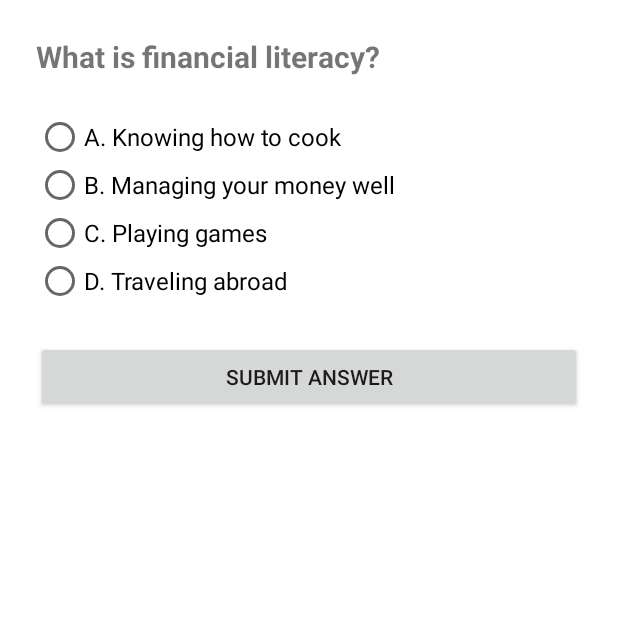
After one commit to KrzAlex/FinancialApp, an Android app: the QuizActivity screen opened directly, with no data from a screen before it, on a phone screen of 412 x 824 dp, the top half of it. The commit adds this screen. Run offline under Robolectric (Android 15) with nearby library versions, the phone set to English and light mode, and no system bars.

Commit message:
Added Start Quiz functionality and UI, Improved the UI.

```diff
--- /dev/null
+++ b/FinanceEduApp/app/src/main/java/com/example/financeeduapp/activities/QuizActivity.java
@@ -0,0 +1,63 @@
+package com.example.financeeduapp.activities;
+
+import android.os.Bundle;
+import android.widget.Button;
+import android.widget.RadioButton;
+import android.widget.RadioGroup;
+import android.widget.TextView;
+import android.widget.Toast;
+
+import androidx.appcompat.app.AppCompatActivity;
+
+import com.example.financeeduapp.R;
+
+public class QuizActivity extends AppCompatActivity {
+
+    RadioGroup radioGroup;
+    RadioButton optionA, optionB, optionC, optionD;
+    Button submitButton, showAnswerButton;
+    TextView feedbackText;
+    int correctOptionId;
+
+    @Override
+    protected void onCreate(Bundle savedInstanceState) {
+        super.onCreate(savedInstanceState);
+        setContentView(R.layout.activity_quiz);
+
+        radioGroup = findViewById(R.id.radioGroupOptions);
+        optionA = findViewById(R.id.optionA);
+        optionB = findViewById(R.id.optionB);
+        optionC = findViewById(R.id.optionC);
+        optionD = findViewById(R.id.optionD);
+        submitButton = findViewById(R.id.buttonSubmit);
+        showAnswerButton = findViewById(R.id.buttonShowAnswer);
+        feedbackText = findViewById(R.id.textFeedback);
+
+        // Set correct answer (example: B)
+        correctOptionId = R.id.optionB;
+
+        submitButton.setOnClickListener(v -> {
+            int selectedId = radioGroup.getCheckedRadioButtonId();
+
+            if (selectedId == -1) {
+                Toast.makeText(this, "Please select an answer.", Toast.LENGTH_SHORT).show();
+                return;
+            }
+
+            if (selectedId == correctOptionId) {
+                feedbackText.setText("✅ Correct!");
+                feedbackText.setTextColor(getResources().getColor(android.R.color.holo_green_dark));
+            } else {
+                feedbackText.setText("❌ Incorrect.");
+                feedbackText.setTextColor(getResources().getColor(android.R.color.holo_red_dark));
+            }
+
+            showAnswerButton.setVisibility(Button.VISIBLE);
+        });
+
+        showAnswerButton.setOnClickListener(v -> {
+            RadioButton correctOption = findViewById(correctOptionId);
+            Toast.makeText(this, "Correct Answer: " + correctOption.getText(), Toast.LENGTH_LONG).show();
+        });
+    }
+}
--- a/FinanceEduApp/app/src/main/res/layout/activity_home.xml
+++ b/FinanceEduApp/app/src/main/res/layout/activity_home.xml
@@ -47,4 +47,6 @@
         android:layout_marginBottom="12dp" />
 
 
+
+
 </LinearLayout>
--- /dev/null
+++ b/FinanceEduApp/app/src/main/res/layout/activity_quiz.xml
@@ -0,0 +1,75 @@
+<?xml version="1.0" encoding="utf-8"?>
+<LinearLayout xmlns:android="http://schemas.android.com/apk/res/android"
+    android:orientation="vertical"
+    android:padding="24dp"
+    android:layout_width="match_parent"
+    android:layout_height="match_parent"
+    android:background="@android:color/white">
+
+    <TextView
+        android:id="@+id/textQuestion"
+        android:layout_width="match_parent"
+        android:layout_height="wrap_content"
+        android:text="What is financial literacy?"
+        android:textSize="20sp"
+        android:textStyle="bold"
+        android:layout_marginBottom="24dp" />
+
+    <RadioGroup
+        android:id="@+id/radioGroupOptions"
+        android:layout_width="match_parent"
+        android:layout_height="wrap_content">
+
+        <RadioButton
+            android:id="@+id/optionA"
+            android:layout_width="match_parent"
+            android:layout_height="wrap_content"
+            android:text="A. Knowing how to cook"
+            android:textSize="16sp" />
+
+        <RadioButton
+            android:id="@+id/optionB"
+            android:layout_width="match_parent"
+            android:layout_height="wrap_content"
+            android:text="B. Managing your money well"
+            android:textSize="16sp" />
+
+        <RadioButton
+            android:id="@+id/optionC"
+            android:layout_width="match_parent"
+            android:layout_height="wrap_content"
+            android:text="C. Playing games"
+            android:textSize="16sp" />
+
+        <RadioButton
+            android:id="@+id/optionD"
+            android:layout_width="match_parent"
+            android:layout_height="wrap_content"
+            android:text="D. Traveling abroad"
+            android:textSize="16sp" />
+    </RadioGroup>
+
+    <Button
+        android:id="@+id/buttonSubmit"
+        android:layout_width="match_parent"
+        android:layout_height="wrap_content"
+        android:text="Submit Answer"
+        android:layout_marginTop="24dp" />
+
+    <TextView
+        android:id="@+id/textFeedback"
+        android:layout_width="match_parent"
+        android:layout_height="wrap_content"
+        android:text=""
+        android:textSize="16sp"
+        android:textColor="@android:color/holo_green_dark"
+        android:layout_marginTop="16dp" />
+
+    <Button
+        android:id="@+id/buttonShowAnswer"
+        android:layout_width="match_parent"
+        android:layout_height="wrap_content"
+        android:text="Show Correct Answer"
+        android:visibility="gone"
+        android:layout_marginTop="16dp" />
+</LinearLayout>
```
Also changed, not shown: FinanceEduApp/app/src/main/AndroidManifest.xml (+20 -19 lines), FinanceEduApp/app/src/main/java/com/example/financeeduapp/MainActivity.java (+4 -21 lines), FinanceEduApp/app/src/main/java/com/example/financeeduapp/activities/HomeActivity.java (+17 -12 lines), FinanceEduApp/app/src/main/res/layout/activity_main.xml (+0 -9 lines).
